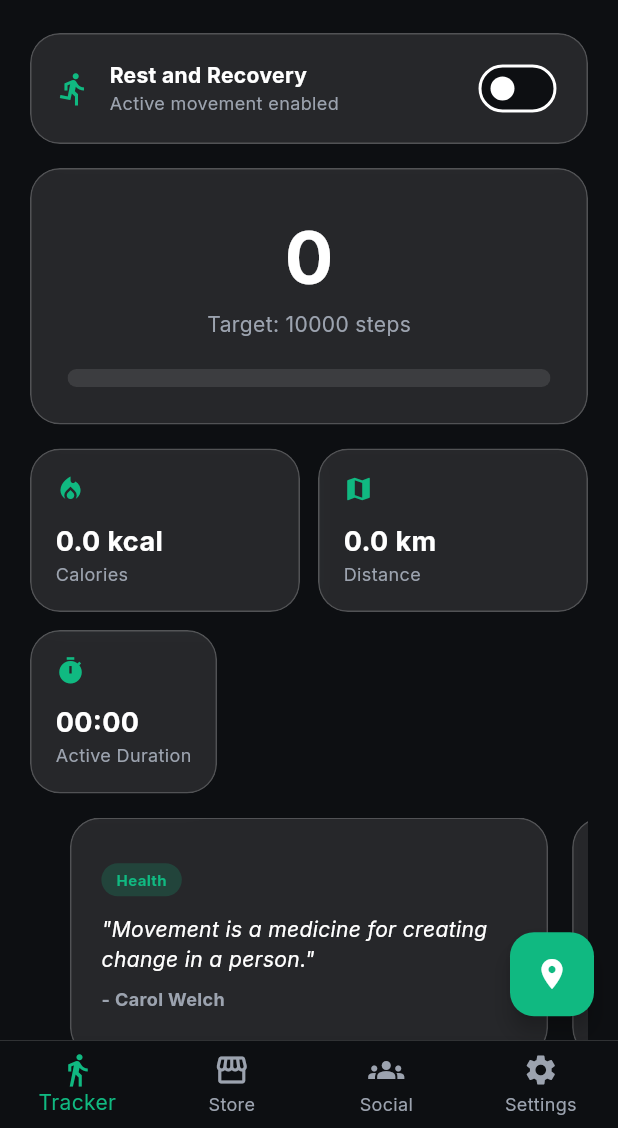
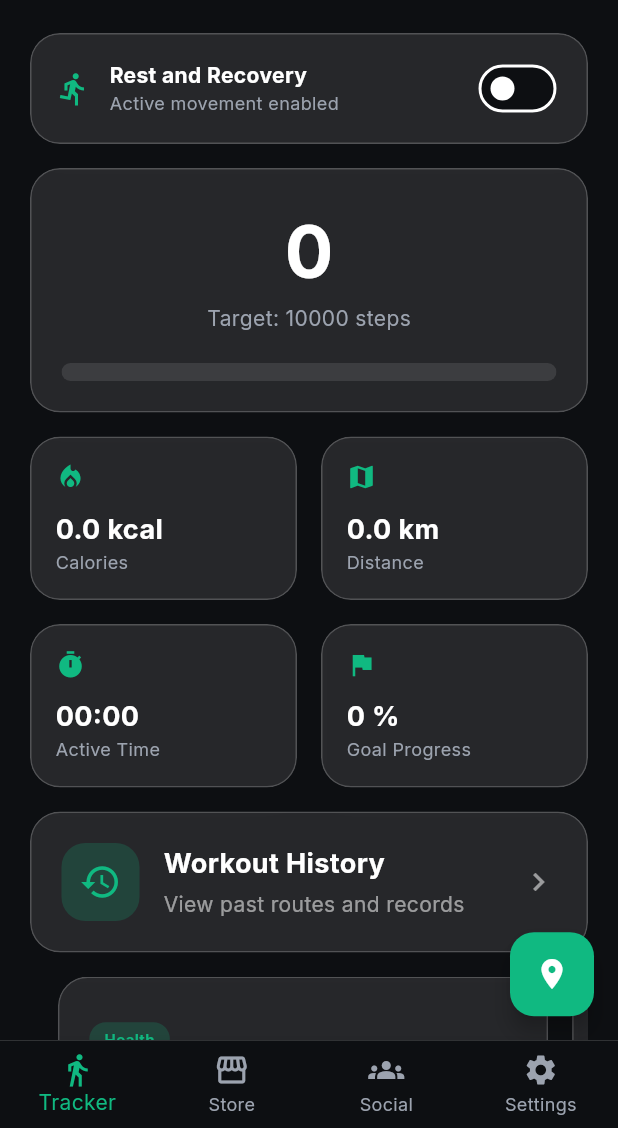
Before and after one commit to MoizRao00/build_up, a Flutter app: the screen it shows once a user with an empty profile is signed in, on a phone screen of 412 x 824 dp, the part 108-1236 px from its top. Run offline on Flutter 3.47's test engine with Material 3 defaults, Android fonts, the phone set to English and light mode, and no system bars; our stand-ins replace cloud_firestore, firebase_auth, firebase_core, flutter_local_notifications, flutter_map, flutter_riverpod and 9 more; missing offline and left inert: home_widget; accounts and stored records are empty.

Commit message:
5th commit Till GPS TRACKING With Path and history

```diff
--- a/lib/features/gamification/presentation/widgets/daily_quote_card.dart
+++ b/lib/features/gamification/presentation/widgets/daily_quote_card.dart
@@ -19,7 +19,10 @@ class DailyQuoteSwiper extends ConsumerWidget {
         itemBuilder: (context, index) {
           final quote = quotes[index];
           return Padding(
-            padding: const EdgeInsets.symmetric(horizontal: 8.0),
+            padding: EdgeInsets.only(
+              left: index == 0 ? 0 : 8.0,
+              right: index == quotes.length - 1 ? 0 : 8.0,
+            ),
             child: GlassCard(
               padding: const EdgeInsets.all(20),
               child: Column(
--- a/lib/features/step_tracking/presentation/screens/dashboard_screen.dart
+++ b/lib/features/step_tracking/presentation/screens/dashboard_screen.dart
@@ -1,3 +1,4 @@
+import 'package:build_up/features/step_tracking/presentation/screens/route_history_screen.dart';
 import 'package:flutter/material.dart';
 import 'package:flutter_riverpod/flutter_riverpod.dart';
 import '../../../../app/theme/app_colors.dart';
@@ -87,7 +88,7 @@ class _DashboardViewState extends ConsumerState<DashboardView> {
               const RestModeCard(),
               const SizedBox(height: 16),
               GlassCard(
-                padding: const EdgeInsets.all(24),
+                padding: const EdgeInsets.all(20),
                 child: Column(
                   children: [
                     Text(
@@ -130,16 +131,8 @@ class _DashboardViewState extends ConsumerState<DashboardView> {
                       icon: Icons.local_fire_department,
                     ),
                   ),
-                  const SizedBox(width: 12),
+                  const SizedBox(width: 16),
                   Expanded(
-                    child: GestureDetector(
-                      onTap: () {
-                        Navigator.push(
-                          context,
-                          MaterialPageRoute(
-                              builder: (context) => const GpsTrackingScreen()),
-                        );
-                      },
                     child: MetricGlassCard(
                       label: 'Distance',
                       value: stepState.distanceKm.toStringAsFixed(1),
@@ -147,19 +140,94 @@ class _DashboardViewState extends ConsumerState<DashboardView> {
                       icon: Icons.map,
                     ),
                   ),
+                ],
+              ),
+              const SizedBox(height: 16),
+
+              Row(
+                children: [
+                  Expanded(
+                    child: MetricGlassCard(
+                      label: 'Active Time',
+                      value: stepState.activeDuration,
+                      unit: '',
+                      icon: Icons.timer,
+                    ),
+                  ),
+                  const SizedBox(width: 16),
+                  Expanded(
+                    child: MetricGlassCard(
+                      label: 'Goal Progress',
+                      value: stepState.goalSteps > 0
+                          ? ((stepState.currentSteps / stepState.goalSteps) * 100)
+                          .clamp(0, 100)
+                          .toStringAsFixed(0)
+                          : '0',
+                      unit: '%',
+                      icon: Icons.flag,
+                    ),
                   ),
                 ],
               ),
-              const SizedBox(height: 12),
-              MetricGlassCard(
-                label: 'Active Duration',
-                value: durationState.formattedDuration,
-                unit: '',
-                icon: Icons.timer,
+              const SizedBox(height: 16),
+              GestureDetector(
+                onTap: () {
+                  Navigator.push(
+                    context,
+                    MaterialPageRoute(builder: (context) => const RouteHistoryScreen()),
+                  );
+                },
+                child: GlassCard(
+                  padding: const EdgeInsets.all(20),
+                  child: Row(
+                    children: [
+                      Container(
+                        padding: const EdgeInsets.all(12),
+                        decoration: BoxDecoration(
+                          color: AppColors.primaryEmerald.withOpacity(0.2),
+                          borderRadius: BorderRadius.circular(16),
+                        ),
+                        child: const Icon(
+                          Icons.history,
+                          color: AppColors.primaryEmerald,
+                          size: 28,
+                        ),
+                      ),
+                      const SizedBox(width: 16),
+                      const Expanded(
+                        child: Column(
+                          crossAxisAlignment: CrossAxisAlignment.start,
+                          children: [
+                            Text(
+                              'Workout History',
+                              style: TextStyle(
+                                color: Colors.white,
+                                fontSize: 18,
+                                fontWeight: FontWeight.bold,
+                              ),
+                            ),
+                            SizedBox(height: 4),
+                            Text(
+                              'View past routes and records',
+                              style: TextStyle(
+                                color: Colors.white54,
+                                fontSize: 14,
+                              ),
+                            ),
+                          ],
+                        ),
+                      ),
+                      const Icon(
+                        Icons.chevron_right,
+                        color: Colors.white54,
+                      ),
+                    ],
+                  ),
+                ),
               ),
               const SizedBox(height: 16),
               const DailyQuoteSwiper(),
-              const SizedBox(height: 20),
+              const SizedBox(height: 16),
             ],
           ),
         ),
```
Also changed, not shown: lib/features/step_tracking/presentation/providers/gps_tracking_provider.dart (added, +154 -0 lines), lib/features/step_tracking/presentation/providers/step_provider.dart (+7 -0 lines), lib/features/step_tracking/presentation/screens/gps_tracking_screen.dart (+90 -15 lines), lib/features/step_tracking/presentation/screens/route_history_screen.dart (added, +290 -0 lines). Lines whose indentation alone changed are shown as unchanged.
